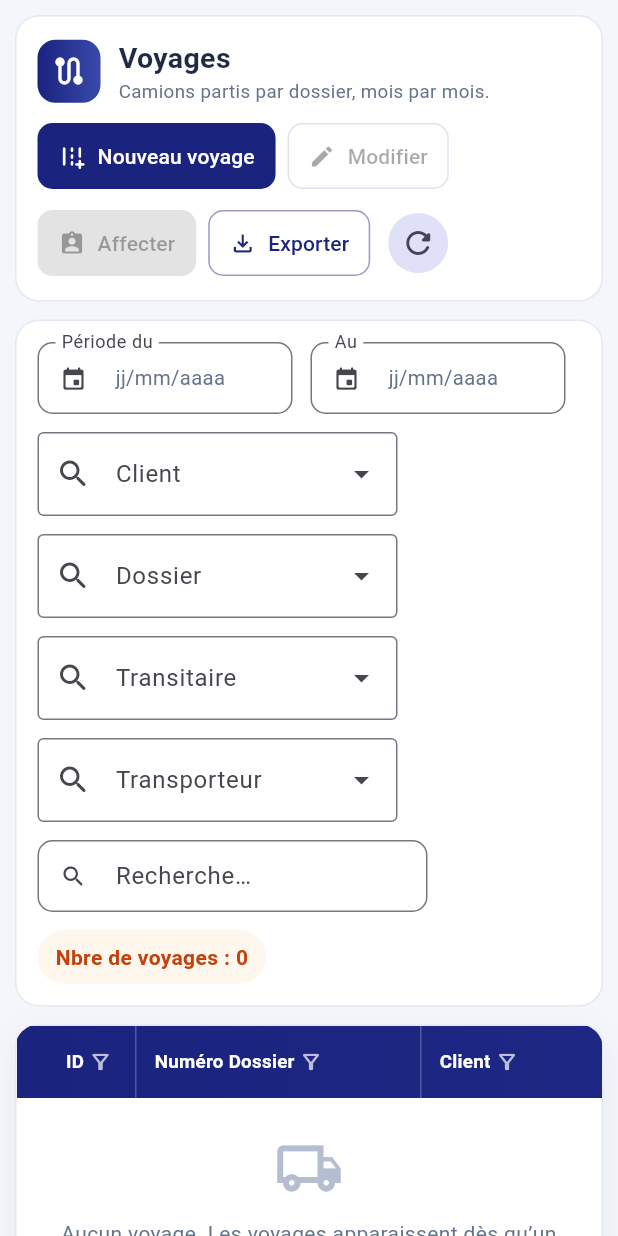
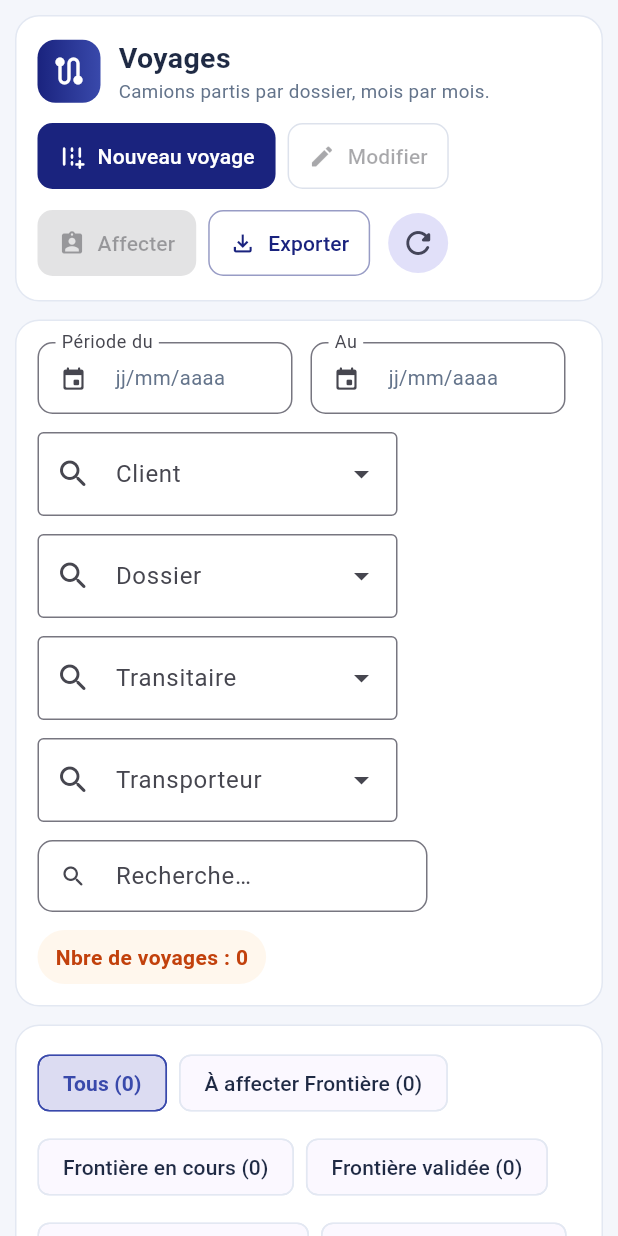
Before and after one commit to Doumbia1998/stt-erp, a Flutter app: the VoyagesPage screen opened directly, on a phone screen of 412 x 824 dp. Run offline on Flutter 3.47's test engine with Material 3 defaults, Android fonts, the phone set to English and light mode, and no system bars; our stand-ins replace file_picker, pdf, printing, web; missing offline and left inert: dart:js_interop; accounts and stored records are empty.

Commit message:
Voyages : onglets du circuit Frontière → Bureau DD → Enquête
- Onglets d'étape dans Voyages (À affecter Frontière, Frontière en cours,
  Frontière validée, Bureau DD en cours, Bureau DD validé, Enquête en
  cours, Enquête validée) avec leur nombre ; colonnes Étape, Frontière,
  Bureau DD et Enquête (À saisir / Saisi / Validé).
- Une étape ne s'affecte qu'après la validation de la précédente
  (fenêtre d'affectation et serveur).

Co-Authored-By: Claude Opus 5.5 <noreply@anthropic.com>

```diff
--- a/lib/pages/voyage_modules_page.dart
+++ b/lib/pages/voyage_modules_page.dart
@@ -18,6 +18,65 @@ const _voyageModuleTitles = <String, String>{
 const _orange = Color(0xFFEA580C);
 const _green = Color(0xFF15803D);
 const _blue = Color(0xFF2563EB);
+
+// Circuit d'un voyage : Frontière, puis Bureau DD, puis Enquête (Livraison à venir).
+const _etapePrecedente = <String, String>{
+  'Bureau DD': 'Frontière',
+  'Enquête': 'Bureau DD',
+};
+
+enum _VoyageEtape {
+  aAffecter('À affecter Frontière', Color(0xFF64748B)),
+  frontiere('Frontière en cours', _orange),
+  frontiereValidee('Frontière validée', _green),
+  bureauDd('Bureau DD en cours', _orange),
+  ddValide('Bureau DD validé', _green),
+  enquete('Enquête en cours', _orange),
+  termine('Enquête validée', _blue);
+
+  final String label;
+  final Color color;
+
+  const _VoyageEtape(this.label, this.color);
+}
+
+AffectationVoyage? _affectationOf(String voyageCle, String module) =>
+    _affectationsVoyage
+        .where((a) => a.voyageCle == voyageCle && a.module == module)
+        .firstOrNull;
+
+_VoyageEtape _etapeOf(String voyageCle) {
+  final enquete = _affectationOf(voyageCle, 'Enquête');
+  if (enquete != null) {
+    return enquete.estValide ? _VoyageEtape.termine : _VoyageEtape.enquete;
+  }
+  final dd = _affectationOf(voyageCle, 'Bureau DD');
+  if (dd != null) {
+    return dd.estValide ? _VoyageEtape.ddValide : _VoyageEtape.bureauDd;
+  }
+  final frontiere = _affectationOf(voyageCle, 'Frontière');
+  if (frontiere != null) {
+    return frontiere.estValide
+        ? _VoyageEtape.frontiereValidee
+        : _VoyageEtape.frontiere;
+  }
+  return _VoyageEtape.aAffecter;
+}
+
+// Où en est un module sur un voyage : vide, à saisir, saisi, validé.
+String _moduleStatus(String voyageCle, String module) {
+  final a = _affectationOf(voyageCle, module);
+  if (a == null) return '';
+  if (a.estValide) return 'Validé';
+  return a.estSaisi ? 'Saisi' : 'À saisir';
+}
+
+Color _moduleStatusColor(String status) => switch (status) {
+  'Validé' => _green,
+  'Saisi' => _blue,
+  'À saisir' => _orange,
+  _ => _gridMuted,
+};
 
 String _agentName(String id) {
   if (id.isEmpty) return '';
@@ -258,6 +317,12 @@ class _AffectationDialogState extends State<_AffectationDialog> {
   Widget _moduleTile(String module) {
     final current = _current(module);
     final locked = current != null && (current.estSaisi || current.estValide);
+    // Une étape s'affecte après la validation de la précédente.
+    final previous = _etapePrecedente[module];
+    final waiting =
+        current == null &&
+        previous != null &&
+        !(_current(previous)?.estValide ?? false);
     final agents = _agentsVoyage
         .where((a) => a.modules.contains(module))
         .toList();
@@ -285,13 +350,15 @@ class _AffectationDialogState extends State<_AffectationDialog> {
             subtitle: Text(
               locked
                   ? 'Frais déjà saisis (${_amountText(current.total)}) : affectation verrouillée'
+                  : waiting
+                  ? 'Disponible après la validation : $previous'
                   : [
                       if (modulesAvecT1.contains(module)) 'T1 (photo)',
                       ...fraisParModuleVoyage[module]!,
                     ].join(' • '),
               style: const TextStyle(fontSize: 12),
             ),
-            onChanged: locked
+            onChanged: locked || waiting
                 ? null
                 : (value) => setState(() => _checked[module] = value ?? false),
           ),
--- a/lib/pages/voyages_page.dart
+++ b/lib/pages/voyages_page.dart
@@ -195,6 +195,8 @@ class _VoyagesPageState extends State<VoyagesPage> {
   int? _treeYear;
   int? _treeMonth;
   _VoyageRow? _selected;
+  // Onglet d'étape du circuit (null : tous les voyages).
+  _VoyageEtape? _etape;
   bool _refreshing = false;
 
   List<_VoyageRow> get _all => _buildVoyages(
@@ -204,9 +206,10 @@ class _VoyagesPageState extends State<VoyagesPage> {
     voyages: widget.voyages,
   );
 
-  List<_VoyageRow> _filter(List<_VoyageRow> rows) {
+  List<_VoyageRow> _filter(List<_VoyageRow> rows, {bool byStage = true}) {
     final query = _query.trim().toLowerCase();
     return rows.where((v) {
+      if (byStage && _etape != null && _etapeOf(v.id) != _etape) return false;
       final date = v.date;
       if (!_inPeriod(date, _from, _to)) return false;
       if (_treeYear != null && date?.year != _treeYear) return false;
@@ -301,13 +304,26 @@ class _VoyagesPageState extends State<VoyagesPage> {
     ),
     ErpGridColumn(label: 'Origine', width: 170, value: (v) => v.origine),
     ErpGridColumn(
-      label: 'Affecté à',
-      width: 220,
-      value: (v) => _affectationsVoyage
-          .where((a) => a.voyageCle == v.id)
-          .map((a) => a.estSaisi ? '${a.module} ✓' : a.module)
-          .join(', '),
+      label: 'Étape',
+      width: 170,
+      value: (v) => _etapeOf(v.id).label,
+      builder: (v) {
+        final etape = _etapeOf(v.id);
+        return ErpStatusChip(etape.label, etape.color);
+      },
     ),
+    for (final module in fraisParModuleVoyage.keys)
+      ErpGridColumn(
+        label: module,
+        width: 120,
+        value: (v) => _moduleStatus(v.id, module),
+        builder: (v) {
+          final status = _moduleStatus(v.id, module);
+          return status.isEmpty
+              ? const Text('—', style: TextStyle(color: _gridMuted))
+              : ErpStatusChip(status, _moduleStatusColor(status));
+        },
+      ),
   ];
 
   @override
@@ -338,6 +354,8 @@ class _VoyagesPageState extends State<VoyagesPage> {
             _buildToolbar(selected, rows),
             const SizedBox(height: 12),
             _buildFilterBar(rows.length),
+            const SizedBox(height: 12),
+            _buildStages(_filter(all, byStage: false)),
             const SizedBox(height: 12),
           ];
           if (!wide) {
@@ -477,6 +495,64 @@ class _VoyagesPageState extends State<VoyagesPage> {
       ],
     ),
   );
+
+  // Onglets du circuit : où en est chaque voyage (Frontière, Bureau DD, Enquête).
+  Widget _buildStages(List<_VoyageRow> rows) {
+    final counts = <_VoyageEtape, int>{};
+    for (final v in rows) {
+      final etape = _etapeOf(v.id);
+      counts[etape] = (counts[etape] ?? 0) + 1;
+    }
+    Widget chip(
+      String key,
+      String label,
+      int count,
+      bool selected,
+      Color color,
+      VoidCallback onTap,
+    ) => ChoiceChip(
+      key: ValueKey(key),
+      label: Text('$label ($count)'),
+      selected: selected,
+      showCheckmark: false,
+      selectedColor: color.withValues(alpha: 0.16),
+      side: BorderSide(color: selected ? color : _gridBorder),
+      labelStyle: TextStyle(
+        color: selected ? color : _gridText,
+        fontWeight: selected ? FontWeight.w700 : FontWeight.w500,
+      ),
+      onSelected: (_) => onTap(),
+    );
+    return _card(
+      child: Wrap(
+        spacing: 8,
+        runSpacing: 8,
+        crossAxisAlignment: WrapCrossAlignment.center,
+        children: [
+          chip(
+            'voyage-stage-all',
+            'Tous',
+            rows.length,
+            _etape == null,
+            _gridAccent,
+            () => setState(() => _etape = null),
+          ),
+          for (final etape in _VoyageEtape.values)
+            chip(
+              'voyage-stage-${etape.name}',
+              etape.label,
+              counts[etape] ?? 0,
+              _etape == etape,
+              etape.color,
+              () => setState(() {
+                _etape = etape;
+                _selected = null;
+              }),
+            ),
+        ],
+      ),
+    );
+  }
 
   Widget _buildFilterBar(int count) {
     Widget dropdown<T extends Object>(
```
Also changed, not shown: lib/erp_backend.dart (+15 -0 lines), 3 other files.
